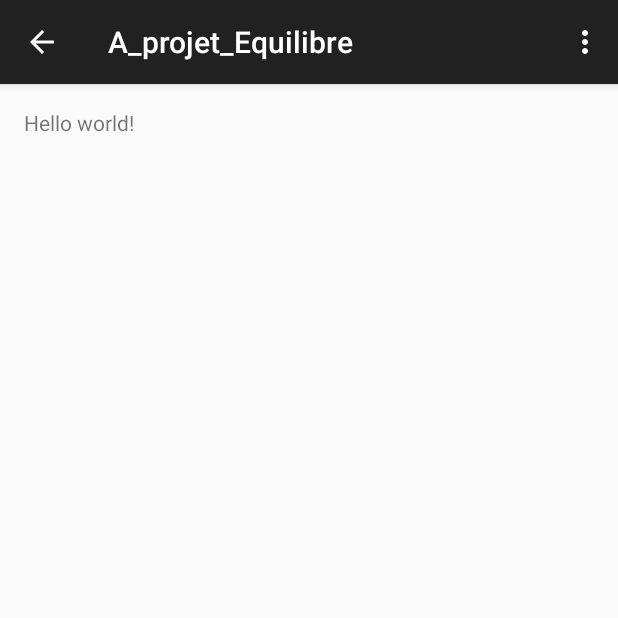
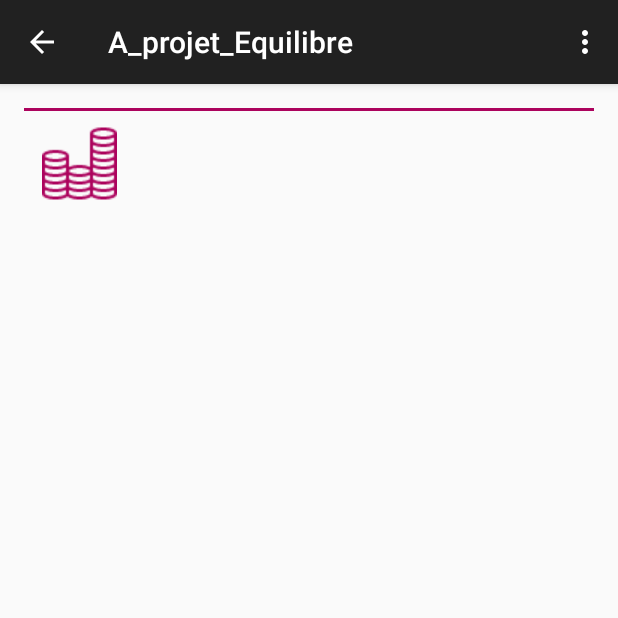
Before and after one commit to tatawi/MIT, an Android app: the A_projet_Equilibre screen opened directly, with no data from a screen before it, on a phone screen of 412 x 824 dp, the top half of it. Run offline under Robolectric (Android 15) with nearby library versions, the phone set to English and light mode, and no system bars; libraries missing offline, so code that uses them is left out: com.parse; 24 statements that could not run were skipped.

Commit message:
Merge remote-tracking branch 'origin/master'
Conflicts:
	app/src/main/java/com/mit/mit/MainActivity.java
	app/src/main/res/layout/activity_a_project_new.xml

```diff
--- a/app/src/main/java/com/mit/mit/A_projet_Equilibre.java
+++ b/app/src/main/java/com/mit/mit/A_projet_Equilibre.java
@@ -1,9 +1,16 @@
 package com.mit.mit;
 
+import android.graphics.Color;
 import android.support.v7.app.AppCompatActivity;
 import android.os.Bundle;
+import android.text.InputType;
 import android.view.Menu;
 import android.view.MenuItem;
+import android.view.ViewGroup;
+import android.widget.EditText;
+import android.widget.ImageButton;
+import android.widget.LinearLayout;
+import android.widget.TextView;
 
 import java.util.ArrayList;
 import java.util.List;
@@ -28,6 +35,12 @@ public class A_projet_Equilibre extends MainActivity
     private C_Projet projet;
 
     private List<Depense> liste_depenses;
+    private List<Depense> liste_ontPayes;
+
+
+
+    private LinearLayout llDep;
+    private LinearLayout llEq;
 
 
 
@@ -41,17 +54,41 @@ public class A_projet_Equilibre extends MainActivity
         //initialisations
         liste_depenses=new ArrayList<>();
 
-
         //récupération du projet
         this.options=daoOptions.getOptionByUserId();
-        System.out.println("IS ONLINE ="+options.online);
+        System.out.println("IS ONLINE =" + options.online);
         this.part=daoparticipant.getParticipantById(options.userid);
         this.projet=daoProjet.getProjetByName(options.projetid);
         this.projet.creerLesListes(daoJour, daoparticipant);
-        setTitle(this.projet.nom);
+        setTitle("Equilibrage "+this.projet.nom);
+
+
+        //variables de la page
+        llDep = (LinearLayout) findViewById(R.id.projet_equilibre_llDep);
+        llEq = (LinearLayout) findViewById(R.id.projet_equilibre_llEq);
+
 
 
         populateListeDepenses();
+
+        System.out.println("__BRUT___________________________");
+        ecrireListeDep();
+
+        System.out.println("__REGROUPEMENT___________________________");
+        liste_depenses=equilibrage_regroupement(liste_depenses);
+        ecrireListeDep();
+
+        System.out.println("__SEPARATION___________________________");
+        separerDeuxListes(liste_depenses);
+        ecrireListeDep();
+
+        System.out.println("__REGROUPEMENT PAYEUR RECEVEUR___________________________");
+        liste_depenses=equilibrage_payeurReceveur(liste_depenses);
+        ecrireListeDep();
+
+
+        majInterface();
+
     }
 
 
@@ -73,6 +110,20 @@ public class A_projet_Equilibre extends MainActivity
 //	FONCIONS
 //---------------------------------------------------------------------------------------
 
+    //ecrire le contenu de la liste
+    public void ecrireListeDep()
+    {
+        for (Depense d : liste_depenses)
+        {
+            System.out.println(">>"+d.payeur.prenom + " a payé " + d.montant+" a "+d.receveur.prenom);
+        }
+    }
+
+
+
+    //CREATION DE LA LISTE ********************************
+
+    //créer le liste des structures dépenses
     public void populateListeDepenses()
     {
         liste_depenses.clear();
@@ -130,8 +181,6 @@ public class A_projet_Equilibre extends MainActivity
     }//fin calculer les depenses
 
 
-
-
     // si j'ai payé
     public int aPaye(C_Participant p, C_Sujet s)
     {
@@ -163,6 +212,201 @@ public class A_projet_Equilibre extends MainActivity
         return -1;
     }
 
+    //****************************************************
+
+
+
+
+    // 0 -séparer la liste des dettes et la liste des choses que les personnes ont payés
+    public void separerDeuxListes (List<Depense> listeDep)
+    {
+        List<Depense> listeDettes = new ArrayList<>();
+        List<Depense> listePaye = new ArrayList<>();
+
+        //pour toutes les dépenses
+        for (Depense d: listeDep)
+        {
+            if(d.payeur.mail.equals(d.receveur.mail))
+            {
+                listePaye.add(d);
+            }
+            else
+            {
+                listeDettes.add(d);
+            }
+
+        }
+
+        this.liste_depenses=listeDettes;
+        this.liste_ontPayes=listePaye;
+
+    }
+
+    //****************************************************
+
+
+
+
+    // 1 - REGROUPEMENT DES STRUCTURES IDENTIQUES ********
+
+    public List<Depense> equilibrage_regroupement (List<Depense> listeDep)
+    {
+        List<Depense> listeWork = new ArrayList<>();
+
+        //pour tous les payeurs
+        for (C_Participant payeur : projet.liste_participants)
+        {
+            //pour tous les receveurs
+            for (C_Participant receveur : projet.liste_participants)
+            {
+                Depense maDep=new Depense();
+                maDep.payeur=payeur;
+                maDep.receveur=receveur;
+
+                //pour toutes les dépenses
+                for (Depense d: listeDep)
+                {
+                    //si je suis sur la bonne structure
+                    if(d.payeur.mail.equals(payeur.mail) && d.receveur.mail.equals(receveur.mail))
+                    {
+                        maDep.montant=maDep.montant+d.montant;
+                    }
+                }
+                listeWork.add(maDep);
+            }
+        }
+        return listeWork;
+    }
+
+    //****************************************************
+
+
+
+
+    // 2 - EQUILIBRE PAYEUR RECEVEUR SUR RECEVEUR PAYEUR ********
+
+    public List<Depense> equilibrage_payeurReceveur (List<Depense> listeDep)
+    {
+        List<Depense> listeWork = new ArrayList<>();
+        List<Depense> listeOpp = new ArrayList<>();
+
+        for (Depense d : listeDep)
+        {
+            //System.out.println("--work with : ["+d.payeur.prenom+" a paye "+d.montant+" a "+d.receveur.prenom+"]");
+            if(monOpposeExist(listeDep, d))
+            {
+                //System.out.println("----Opposé existe ");
+                Depense dOpp = getMonOppose(listeDep, d);
+                //System.out.println("---- = ["+dOpp.payeur.prenom+" a paye "+dOpp.montant+" a "+dOpp.receveur.prenom+"]");
+                double val = d.montant-dOpp.montant;
+                //System.out.println("----montant = "+ val);
+                if(d.montant-dOpp.montant<0)
+                {
+                   // System.out.println("----négatif ");
+                    dOpp.montant=dOpp.montant-d.montant;
+                    if(!existInlist(listeOpp, dOpp))
+                    {
+                       // System.out.println("----Ajout ");
+                        listeWork.add(dOpp);
+                        listeOpp.add(d);
+                    }
+                }
+                else
+                {
+                    //System.out.println("----positif ");
+                    d.montant=d.montant-dOpp.montant;
+                    if(!existInlist(listeOpp, d))
+                    {
+                       // System.out.println("----Ajout ");
+                        listeWork.add(d);
+                        listeOpp.add(dOpp);
+                    }
+                }
+            }
+            else
+            {
+                //System.out.println("----Opposé NON trouvé ");
+
+                if(!existInlist(listeOpp, d))
+                {
+                    //System.out.println("----Ajout ");
+                    listeWork.add(d);
+                }
+            }
+        }
+
+        return listeWork;
+    }
+
+    public boolean monOpposeExist(List<Depense> liste, Depense dep)
+    {
+        Depense deOpp = new Depense();
+        deOpp.payeur=dep.receveur;
+        deOpp.receveur=dep.payeur;
+        deOpp.montant=0;
+
+        for (Depense DepParcours : liste)
+        {
+            if(DepParcours.payeur.mail.equals(deOpp.payeur.mail) && DepParcours.receveur.mail.equals(deOpp.receveur.mail))
+            {
+                return true;
+            }
+        }
+        return false;
+    }
+
+    public Depense getMonOppose(List<Depense> liste, Depense dep)
+    {
+        Depense deOpp = new Depense();
+        deOpp.payeur=dep.receveur;
+        deOpp.receveur=dep.payeur;
+        deOpp.montant=0;
+
+        for (Depense DepParcours : liste)
+        {
+            if(DepParcours.payeur.mail.equals(deOpp.payeur.mail) && DepParcours.receveur.mail.equals(deOpp.receveur.mail))
+            {
+                return DepParcours;
+            }
+        }
+        return dep;
+    }
+
+
+    public boolean existInlist(List<Depense> liste, Depense dep)
+    {
+        System.out.println("*****Vérifie si existe déjà");
+        for (Depense d : liste)
+        {
+            System.out.println("*****Recherche : ["+dep.payeur.prenom+" a paye "+dep.montant+" a "+dep.receveur.prenom+"] vs ["+d.payeur.prenom+" a paye "+d.montant+" a "+d.receveur.prenom+"]");
+            if(d.payeur.mail.equals(dep.payeur.mail))
+            {
+                System.out.println("*****Payeur ok ");
+                if(d.receveur.mail.equals(dep.receveur.mail))
+                {
+                    System.out.println("*****Receveurok ");
+                    if(d.montant == dep.montant)
+                    {
+                        System.out.println("*****Montant ok ");
+                        return true;
+                    }
+                }
+            }
+        }
+        System.out.println("*****Non trouvé, ajout");
+        return false;
+    }
+
+    //****************************************************
+
+
+
+
+
+    // 3 - Regrouper les depenses restantes
+
+
+    //****************************************************
 
 
 
@@ -170,6 +414,102 @@ public class A_projet_Equilibre extends MainActivity
 
 
 
+    // INTERFACE
+
+    public void majInterface()
+    {
+        LinearLayout.LayoutParams LLParams = new LinearLayout.LayoutParams(ViewGroup.LayoutParams.WRAP_CONTENT, ViewGroup.LayoutParams.WRAP_CONTENT);
+
+        for(Depense d : liste_ontPayes)
+        {
+            //layout global
+            LinearLayout LLgen = new LinearLayout(this);
+            LLgen.setOrientation(LinearLayout.HORIZONTAL);
+            LLgen.setLayoutParams(LLParams);
+
+            //image gauche
+            ImageButton img = new ImageButton(this);
+            img.setImageResource(R.drawable.ic_equilibre_dep);
+            img.setBackgroundColor(Color.TRANSPARENT);
+
+            //layout infos
+            LinearLayout LLinfos = new LinearLayout(this);
+            LLinfos.setOrientation(LinearLayout.VERTICAL);
+            LLinfos.setLayoutParams(LLParams);
+
+
+            // nom
+            TextView txtNom = new TextView(this);
+            txtNom.setText(""+d.payeur.prenom);
+            txtNom.setTextSize(14);
+            txtNom.setTextColor(Color.parseColor("#ac035d"));
+            txtNom.setPadding(0, 20, 10, 0);
+
+            // dep
+            TextView txtDep = new TextView(this);
+            txtDep.setText("A dépensé " + d.montant + " € pour ses activités");
+            txtDep.setPadding(0, 0, 10, 0);
+
+            LLinfos.addView(txtNom);
+            LLinfos.addView(txtDep);
+
+            LLgen.addView(img);
+            LLgen.addView(LLinfos);
+
+
+            llDep.addView(LLgen);
+        }
+
+
+        for (Depense d : liste_depenses)
+        {
+            //layout global
+            LinearLayout LLgen = new LinearLayout(this);
+            LLgen.setOrientation(LinearLayout.HORIZONTAL);
+            LLgen.setLayoutParams(LLParams);
+
+            //image gauche
+            ImageButton img = new ImageButton(this);
+            img.setImageResource(R.drawable.ic_equilibre);
+            img.setBackgroundColor(Color.TRANSPARENT);
+
+            //layout infos
+            LinearLayout LLinfos = new LinearLayout(this);
+            LLinfos.setOrientation(LinearLayout.VERTICAL);
+            LLinfos.setLayoutParams(LLParams);
+
+
+            // nom
+            TextView txtNom = new TextView(this);
+            txtNom.setText(""+d.receveur.prenom);
+            txtNom.setTextSize(16);
+            txtNom.setTextColor(Color.parseColor("#ac035d"));
+            txtNom.setPadding(0, 20, 10, 0);
+
+            // nom
+            TextView txtDep = new TextView(this);
+            txtDep.setText("doit " + d.montant + " € à " + d.payeur.prenom);
+            txtDep.setTextSize(14);
+            //txtDep.setTextColor(Color.parseColor("#ac035d"));
+            txtDep.setPadding(0, 10, 10, 0);
+
+
+
+            LLinfos.addView(txtNom);
+            LLinfos.addView(txtDep);
+
+            LLgen.addView(img);
+            LLgen.addView(LLinfos);
+
+
+            llEq.addView(LLgen);
+        }
+
+
+
+    }
+
+    //****************************************************
 
 
 
--- a/app/src/main/res/layout/activity_a_projet__equilibre.xml
+++ b/app/src/main/res/layout/activity_a_projet__equilibre.xml
@@ -6,7 +6,39 @@
     android:paddingBottom="@dimen/activity_vertical_margin"
     tools:context="com.mit.mit.A_projet_Equilibre">
 
-    <TextView android:text="@string/hello_world" android:layout_width="wrap_content"
-        android:layout_height="wrap_content" />
+
+    <ScrollView
+        android:layout_width="fill_parent"
+        android:layout_height="fill_parent">
+
+    <LinearLayout
+        android:orientation="vertical"
+        android:layout_width="fill_parent"
+        android:layout_height="fill_parent">
+
+        <LinearLayout
+            android:id="@+id/projet_equilibre_llDep"
+            android:orientation="vertical"
+            android:layout_width="fill_parent"
+            android:layout_height="wrap_content">
+            </LinearLayout>
+
+        <View
+            android:paddingTop="20dp"
+            android:layout_height="2dip"
+            android:layout_width="fill_parent"
+            android:background="#ac035d"
+            />
+
+        <LinearLayout
+            android:id="@+id/projet_equilibre_llEq"
+            android:orientation="vertical"
+            android:layout_width="fill_parent"
+            android:layout_height="wrap_content">
+            </LinearLayout>
+
+    </LinearLayout>
+
+    </ScrollView>
 
 </RelativeLayout>
```
Also changed, not shown: app/src/main/res/drawable-mdpi/ic_equilibre.png (added), app/src/main/res/drawable-mdpi/ic_equilibre_dep.png (added).
